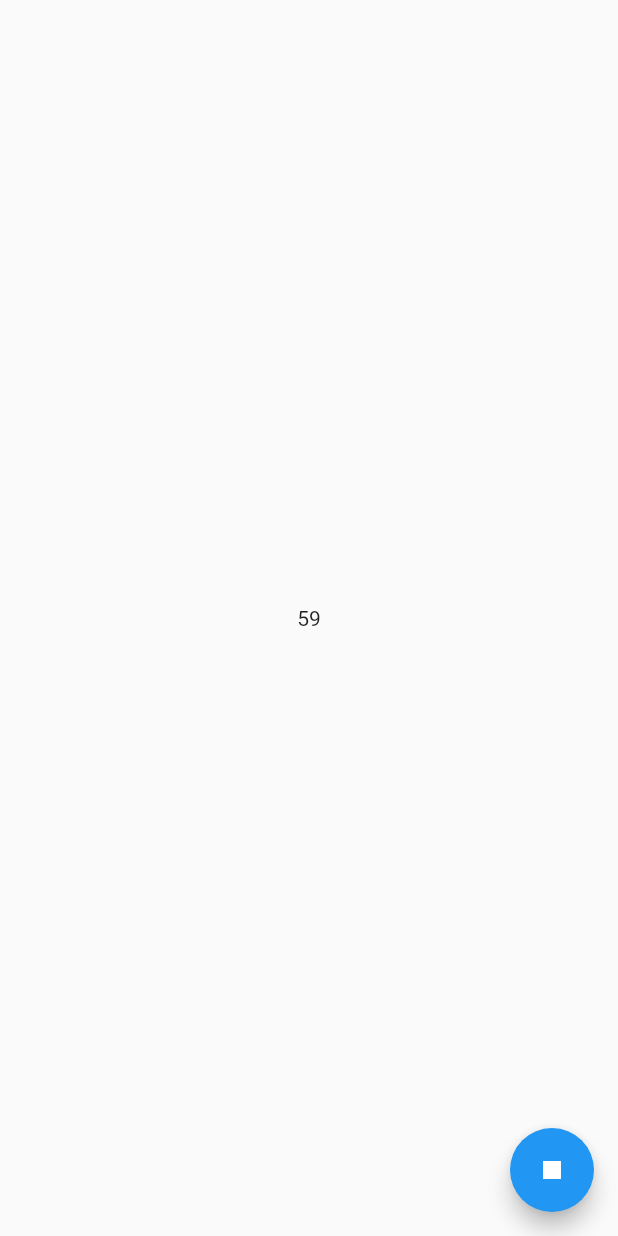
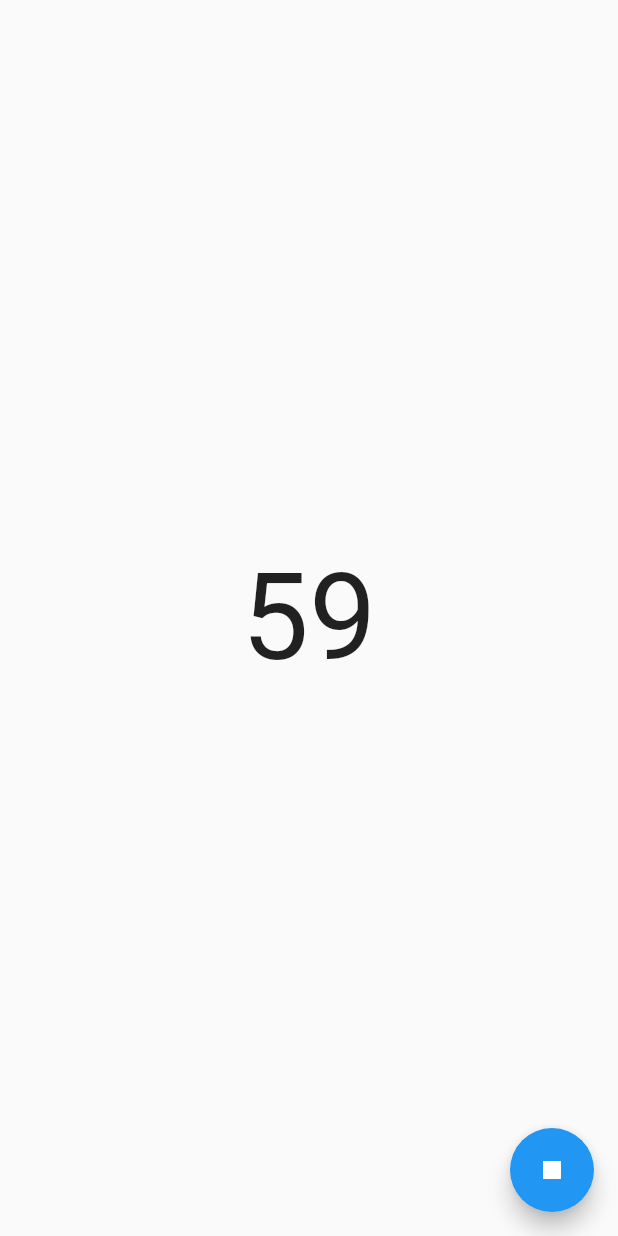
Before and after one commit to wuweijian1997/FlutterCountdownTimer, a Flutter app: the CountdownPage screen opened directly, after a tap on the "play arrow" icon, on a phone screen of 412 x 824 dp. Run offline on Flutter 3.47's test engine with Material 2 defaults, Android fonts, the phone set to English and light mode, and no system bars.

Commit message:
countdown.gif

```diff
--- a/example/lib/countdown_page.dart
+++ b/example/lib/countdown_page.dart
@@ -7,24 +7,37 @@ class CountdownPage extends StatefulWidget {
 }
 
 class _CountdownPageState extends State<CountdownPage> {
-  CountdownController countdownController = CountdownController(duration: Duration(minutes: 1));
+  CountdownController countdownController =
+      CountdownController(duration: Duration(minutes: 1));
+  bool isRunning = false;
   @override
   Widget build(BuildContext context) {
     return Scaffold(
       body: Center(
-        child: Countdown(countdownController: countdownController),
+        child: Countdown(
+            countdownController: countdownController,
+            builder: (_, Duration time) {
+              return Text(
+                '${time?.inSeconds ?? 0}',
+                style: TextStyle(fontSize: 80),
+              );
+            }),
       ),
       floatingActionButton: FloatingActionButton(
-        child: Icon(countdownController.isRunning ? Icons.stop : Icons.play_arrow),
+        child:
+            Icon(isRunning ? Icons.stop : Icons.play_arrow),
         onPressed: () {
-          if(!countdownController.isRunning) {
+          if (!countdownController.isRunning) {
             countdownController.start();
+            setState(() {
+              isRunning = true;
+            });
           } else {
             countdownController.stop();
+            setState(() {
+              isRunning = false;
+            });
           }
-          setState(() {
-            ///change icon
-          });
         },
       ),
     );
```
Also changed, not shown: example/countdown.gif (added), 1 other file.
